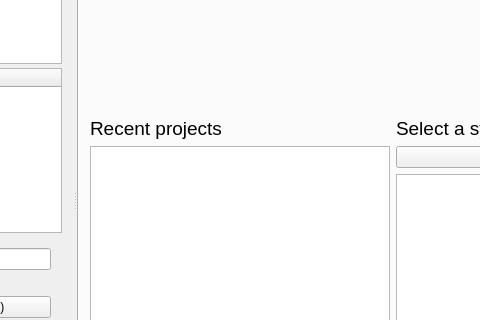
Before: the Qt Designer form mainwindow.ui in leuat/TRSE, drawn with Qt 5; both pictures show x 285 to 765 and y 170 to 490 of the 1380 by 720 pixel window.
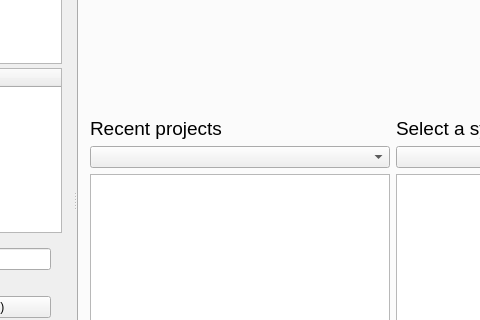
After: the same form once the commit is applied. Icons and pictures are not drawn. Custom widgets are drawn as their Qt base class.

Commit message: Restricted system front page

```diff
--- a/mainwindow.ui
+++ b/mainwindow.ui
@@ -363,6 +363,9 @@
                </property>
               </widget>
              </item>
+             <item>
+              <widget class="QComboBox" name="cmbSelectSystemRecent"/>
+             </item>
              <item>
               <widget class="QListWidget" name="lstRecentProjects">
                <property name="font">
```
The commit also changes 2 other files.
